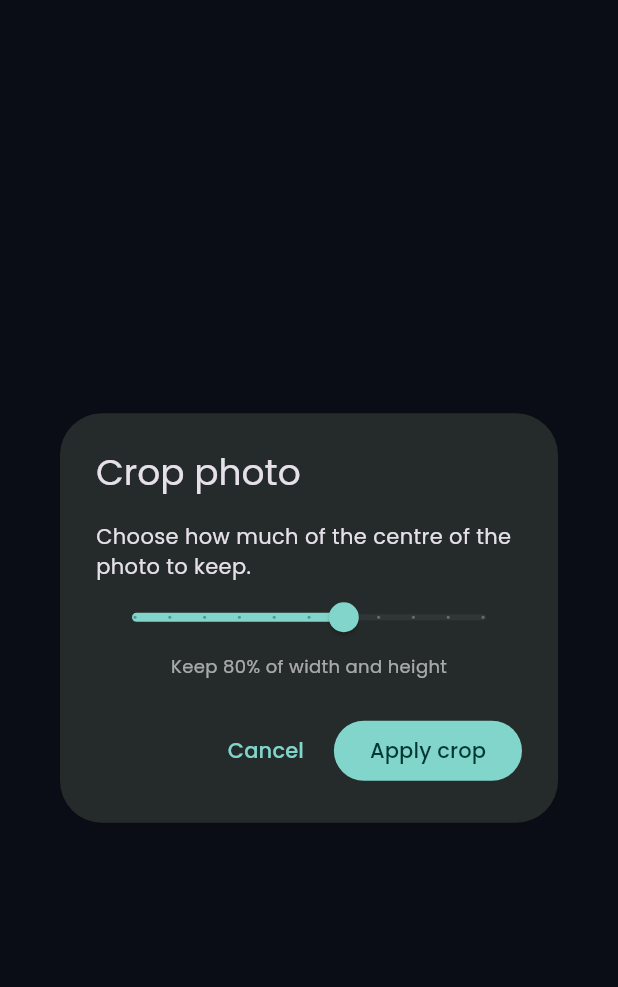
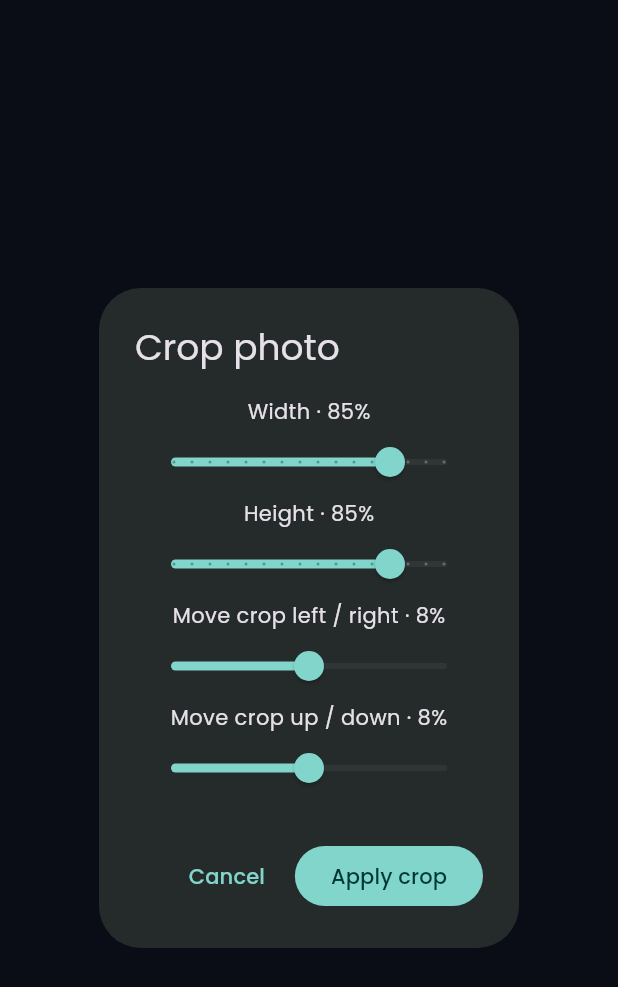
Before and after one commit to reenanishad175-pixel/PixelMagic-AI, a Flutter app: the _PhotoCropDialog widget shown alone on an empty page, opened directly, on a phone screen of 412 x 824 dp. Shown: the top 987 px of the screen. Run offline on Flutter 3.47's test engine with Material 3 defaults, Android fonts, the phone set to English and light mode, and no system bars; our stand-ins replace file_picker, google_fonts, image_picker, pdf, printing, shared_preferences and 2 more; missing offline and left inert: ffmpeg_kit_flutter_new_video, gal, google_mlkit_selfie_segmentation; accounts and stored records are empty.

Commit message:
Add adjustable crop area and position controls

```diff
--- a/lib/local_editors.dart
+++ b/lib/local_editors.dart
@@ -82,15 +82,16 @@ class _LocalPhotoEditorScreenState extends State<LocalPhotoEditorScreen> {
       } else if (operation == 'flip') {
         changed = img.copyFlip(decoded, direction: img.FlipDirection.horizontal);
       } else {
-        final crop = await showDialog<double>(
+        final crop = await showDialog<Rect>(
           context: context,
           builder: (context) => const _PhotoCropDialog(),
         );
         if (crop == null) return;
-        final width = (decoded.width * crop).round().clamp(1, decoded.width);
-        final height = (decoded.height * crop).round().clamp(1, decoded.height);
-        changed = img.copyCrop(decoded, x: (decoded.width - width) ~/ 2,
-          y: (decoded.height - height) ~/ 2, width: width, height: height);
+        final width = (decoded.width * crop.width).round().clamp(1, decoded.width);
+        final height = (decoded.height * crop.height).round().clamp(1, decoded.height);
+        final x = (decoded.width * crop.left).round().clamp(0, decoded.width - width);
+        final y = (decoded.height * crop.top).round().clamp(0, decoded.height - height);
+        changed = img.copyCrop(decoded, x: x, y: y, width: width, height: height);
       }
       final dir = await getTemporaryDirectory();
       final output = File('${dir.path}/pixelmagic_edit_${DateTime.now().millisecondsSinceEpoch}.jpg');
@@ -446,20 +447,23 @@ class _PhotoCropDialog extends StatefulWidget {
 }
 
 class _PhotoCropDialogState extends State<_PhotoCropDialog> {
-  double size = 0.8;
+  double width = 0.85, height = 0.85, left = 0.075, top = 0.075;
   @override
   Widget build(BuildContext context) => AlertDialog(
     title: const Text('Crop photo'),
-    content: Column(mainAxisSize: MainAxisSize.min, children: [
-      const Text('Choose how much of the centre of the photo to keep.'),
-      Slider(value: size, min: 0.5, max: 1, divisions: 10,
-        label: '${(size * 100).round()}%', onChanged: (v) => setState(() => size = v)),
-      Text('Keep ${(size * 100).round()}% of width and height',
-        style: const TextStyle(color: Colors.white60, fontSize: 12)),
-    ]),
+    content: SingleChildScrollView(child: Column(mainAxisSize: MainAxisSize.min, children: [
+      Text('Width · ${(width * 100).round()}%'),
+      Slider(value: width, min: 0.25, max: 1, divisions: 15, onChanged: (v) => setState(() { width = v; left = left.clamp(0, 1 - width); })),
+      Text('Height · ${(height * 100).round()}%'),
+      Slider(value: height, min: 0.25, max: 1, divisions: 15, onChanged: (v) => setState(() { height = v; top = top.clamp(0, 1 - height); })),
+      Text('Move crop left / right · ${(left * 100).round()}%'),
+      Slider(value: left.clamp(0, 1 - width), min: 0, max: 1 - width, onChanged: (v) => setState(() => left = v)),
+      Text('Move crop up / down · ${(top * 100).round()}%'),
+      Slider(value: top.clamp(0, 1 - height), min: 0, max: 1 - height, onChanged: (v) => setState(() => top = v)),
+    ])),
     actions: [
       TextButton(onPressed: () => Navigator.pop(context), child: const Text('Cancel')),
-      FilledButton(onPressed: () => Navigator.pop(context, size), child: const Text('Apply crop')),
+      FilledButton(onPressed: () => Navigator.pop(context, Rect.fromLTWH(left, top, width, height)), child: const Text('Apply crop')),
     ],
   );
 }
```
